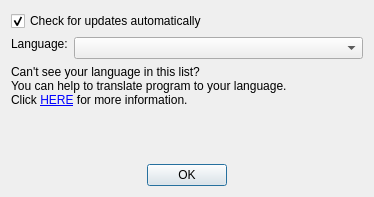
Old version of the form optionsdialog.ui in the repository reveur12/imageshack-uploader.
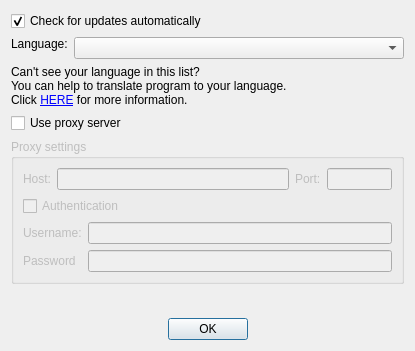
New version of the form. Icons and pictures are not drawn.

Commit message: Proxy settings ui

Patch:
```diff
--- a/optionsdialog.ui
+++ b/optionsdialog.ui
@@ -6,8 +6,8 @@
    <rect>
     <x>0</x>
     <y>0</y>
-    <width>374</width>
-    <height>197</height>
+    <width>415</width>
+    <height>349</height>
    </rect>
   </property>
   <property name="sizePolicy">
@@ -89,6 +89,123 @@
      </property>
     </widget>
    </item>
+   <item>
+    <widget class="QCheckBox" name="proxyUse">
+     <property name="text">
+      <string>Use proxy server</string>
+     </property>
+    </widget>
+   </item>
+   <item>
+    <widget class="QGroupBox" name="groupBox">
+     <property name="enabled">
+      <bool>false</bool>
+     </property>
+     <property name="title">
+      <string>Proxy settings</string>
+     </property>
+     <layout class="QVBoxLayout" name="verticalLayout_2">
+      <item>
+       <layout class="QHBoxLayout" name="horizontalLayout">
+        <item>
+         <widget class="QLabel" name="label_2">
+          <property name="text">
+           <string>Host:</string>
+          </property>
+         </widget>
+        </item>
+        <item>
+         <widget class="QLineEdit" name="proxyHost">
+          <property name="sizePolicy">
+           <sizepolicy hsizetype="MinimumExpanding" vsizetype="Fixed">
+            <horstretch>0</horstretch>
+            <verstretch>0</verstretch>
+           </sizepolicy>
+          </property>
+         </widget>
+        </item>
+        <item>
+         <widget class="QLabel" name="label_3">
+          <property name="text">
+           <string>Port:</string>
+          </property>
+         </widget>
+        </item>
+        <item>
+         <widget class="QLineEdit" name="proxyPort">
+          <property name="sizePolicy">
+           <sizepolicy hsizetype="Maximum" vsizetype="Fixed">
+            <horstretch>0</horstretch>
+            <verstretch>0</verstretch>
+           </sizepolicy>
+          </property>
+          <property name="minimumSize">
+           <size>
+            <width>65</width>
+            <height>0</height>
+           </size>
+          </property>
+          <property name="maximumSize">
+           <size>
+            <width>65</width>
+            <height>16777215</height>
+           </size>
+          </property>
+         </widget>
+        </item>
+       </layout>
+      </item>
+      <item>
+       <widget class="QCheckBox" name="proxyAuth">
+        <property name="text">
+         <string>Authentication</string>
+        </property>
+       </widget>
+      </item>
+      <item>
+       <layout class="QFormLayout" name="formLayout_2">
+        <property name="fieldGrowthPolicy">
+         <enum>QFormLayout::ExpandingFieldsGrow</enum>
+        </property>
+        <item row="1" column="1">
+         <widget class="QLineEdit" name="proxyUser">
+          <property name="enabled">
+           <bool>false</bool>
+          </property>
+         </widget>
+        </item>
+        <item row="1" column="0">
+         <widget class="QLabel" name="label_4">
+          <property name="enabled">
+           <bool>false</bool>
+          </property>
+          <property name="text">
+           <string>Username:</string>
+          </property>
+         </widget>
+        </item>
+        <item row="2" column="0">
+         <widget class="QLabel" name="label_5">
+          <property name="enabled">
+           <bool>false</bool>
+          </property>
+          <property name="text">
+           <string>Password</string>
+          </property>
+         </widget>
+        </item>
+        <item row="2" column="1">
+         <widget class="QLineEdit" name="proxyPass">
+          <property name="enabled">
+           <bool>false</bool>
+          </property>
+         </widget>
+        </item>
+       </layout>
+      </item>
+     </layout>
+    </widget>
+   </item>
    <item>
     <spacer name="verticalSpacer">
      <property name="orientation">
```
Left out of the diff: 90 changed lines with no effect on the pictures.
